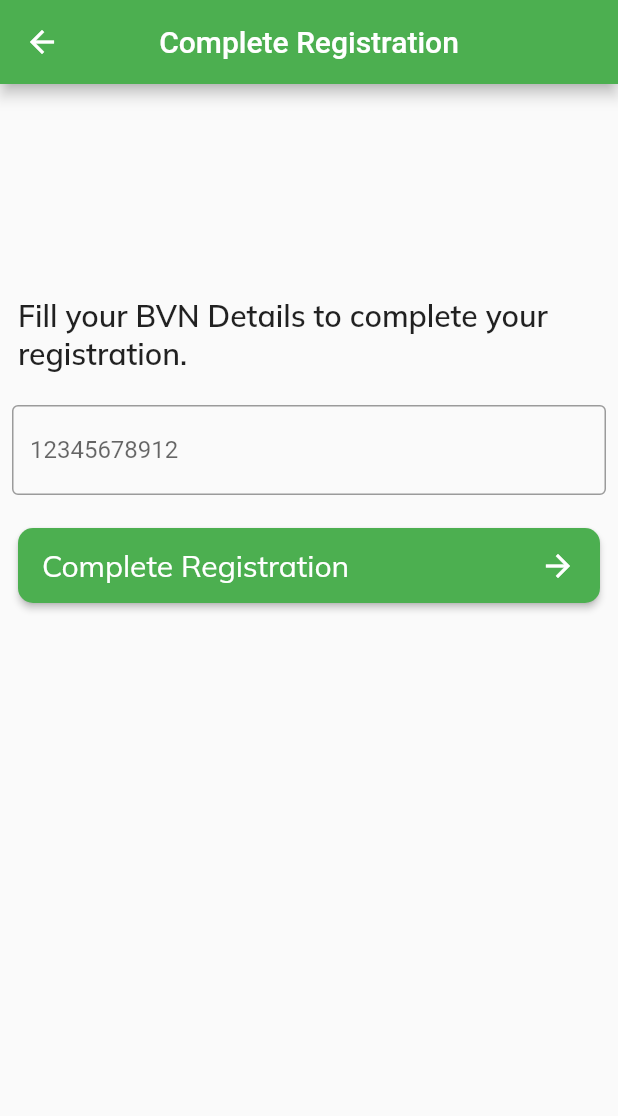
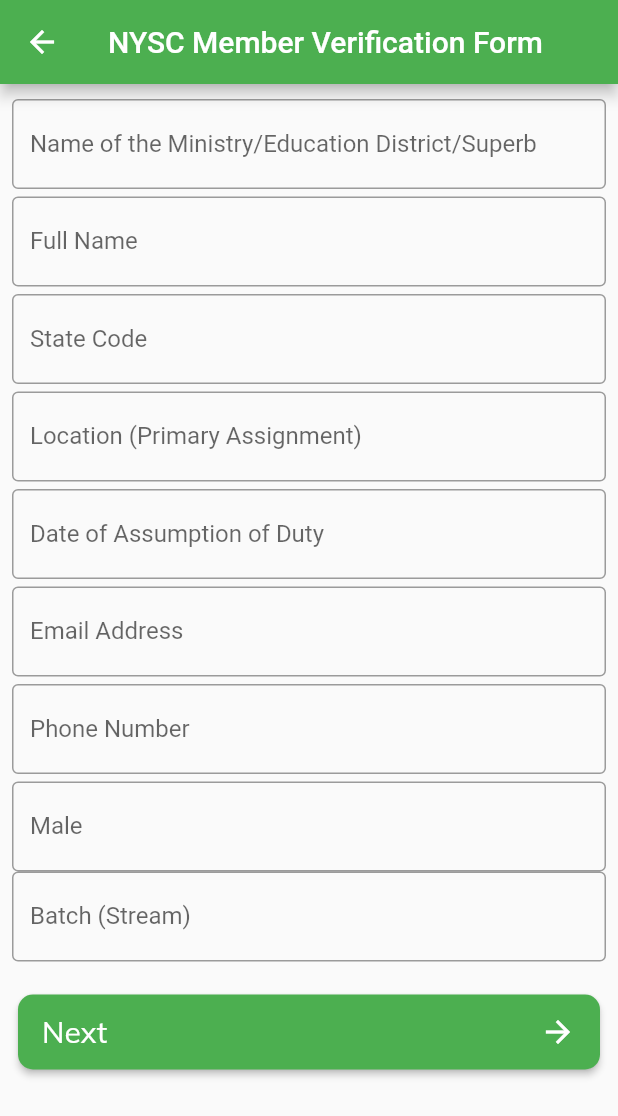
Before and after one commit to vikilinho/lsgnysc, a Flutter app: the RegistrationScreen screen opened directly, after a tap on "Proceed", on a phone screen of 412 x 824 dp. Shown: the top 1116 px of the screen. Run offline on Flutter 3.47's test engine with Material 2 defaults, Android fonts, the phone set to English and light mode, and no system bars; our stand-ins replace google_fonts.

Commit message:
kyc form

```diff
--- /dev/null
+++ b/lib/pages/other_screens.dart
@@ -0,0 +1,182 @@
+import 'package:flutter/material.dart';
+import 'package:google_fonts/google_fonts.dart';
+import 'package:lsgnysc/pages/kys_form.dart';
+import 'package:lsgnysc/pages/navigation_screen.dart';
+
+class OtherScreen extends StatefulWidget {
+  const OtherScreen({Key? key}) : super(key: key);
+
+  @override
+  _OtherScreenState createState() => _OtherScreenState();
+}
+
+class _OtherScreenState extends State<OtherScreen> {
+  @override
+  Widget build(BuildContext context) {
+    return Scaffold(
+      appBar: AppBar(
+        title: Text("NYSC Member Verification Form"),
+        centerTitle: true,
+      ),
+      body: SingleChildScrollView(
+        child: Column(
+          mainAxisAlignment: MainAxisAlignment.start,
+          children: [
+            SizedBox(
+              height: 10,
+            ),
+            Padding(
+              padding: const EdgeInsets.only(left: 8, right: 8),
+              child: TextFormField(
+                  decoration: InputDecoration(
+                border: OutlineInputBorder(),
+                hintText: "Ministry/Education District/Superb",
+                hintStyle: GoogleFonts.mulish(),
+                labelText: "Name of the Ministry/Education District/Superb",
+              )),
+            ),
+            SizedBox(
+              height: 5,
+            ),
+            Padding(
+              padding: const EdgeInsets.only(left: 8, right: 8),
+              child: TextFormField(
+                  decoration: InputDecoration(
+                border: OutlineInputBorder(),
+                hintText: "Full Name",
+                hintStyle: GoogleFonts.mulish(),
+                labelText: "Full Name",
+              )),
+            ),
+            SizedBox(
+              height: 5,
+            ),
+            Padding(
+              padding: const EdgeInsets.only(left: 8, right: 8),
+              child: TextFormField(
+                  decoration: InputDecoration(
+                border: OutlineInputBorder(),
+                hintText: "State Code",
+                hintStyle: GoogleFonts.mulish(),
+                labelText: "State Code",
+              )),
+            ),
+            SizedBox(
+              height: 5,
+            ),
+            Padding(
+              padding: const EdgeInsets.only(left: 8, right: 8),
+              child: TextFormField(
+                  decoration: InputDecoration(
+                border: OutlineInputBorder(),
+                hintText: "Location (Primary Assignment)",
+                hintStyle: GoogleFonts.mulish(),
+                labelText: "Location (Primary Assignment)",
+              )),
+            ),
+            SizedBox(
+              height: 5,
+            ),
+            Padding(
+              padding: const EdgeInsets.only(left: 8, right: 8),
+              child: TextFormField(
+                  decoration: InputDecoration(
+                border: OutlineInputBorder(),
+                hintText: "Date of Assumption of Duty",
+                hintStyle: GoogleFonts.mulish(),
+                labelText: "Date of Assumption of Duty",
+              )),
+            ),
+            SizedBox(
+              height: 5,
+            ),
+            Padding(
+              padding: const EdgeInsets.only(left: 8, right: 8),
+              child: TextFormField(
+                  decoration: InputDecoration(
+                border: OutlineInputBorder(),
+                hintText: "Email Address",
+                hintStyle: GoogleFonts.mulish(),
+                labelText: "Email Address",
+              )),
+            ),
+            SizedBox(
+              height: 5,
+            ),
+            Padding(
+              padding: const EdgeInsets.only(left: 8, right: 8),
+              child: TextFormField(
+                  decoration: InputDecoration(
+                border: OutlineInputBorder(),
+                hintText: "Phone Number",
+                hintStyle: GoogleFonts.mulish(),
+                labelText: "Phone Number",
+              )),
+            ),
+            SizedBox(
+              height: 5,
+            ),
+            Padding(
+              padding: const EdgeInsets.only(left: 8, right: 8),
+              child: TextFormField(
+                  decoration: InputDecoration(
+                border: OutlineInputBorder(),
+                hintText: "Gender",
+                hintStyle: GoogleFonts.mulish(),
+                labelText: "Male",
+              )),
+            ),
+            SizedBox(
+              width: 5,
+            ),
+            Padding(
+              padding: const EdgeInsets.only(left: 8, right: 8),
+              child: TextFormField(
+                  decoration: InputDecoration(
+                border: OutlineInputBorder(),
+                hintText: "A(1)",
+                hintStyle: GoogleFonts.mulish(),
+                labelText: "Batch (Stream)",
+              )),
+            ),
+            SizedBox(
+              height: 10,
+            ),
+            Padding(
+              padding: const EdgeInsets.all(12.0),
+              child: ButtonTheme(
+                minWidth: 300,
+                height: 50,
+                // ignore: deprecated_member_use
+                child: RaisedButton(
+                    color: Colors.green,
+                    shape: RoundedRectangleBorder(
+                      borderRadius: BorderRadius.circular(10),
+                    ),
+                    onPressed: () async {
+                      Navigator.push(
+                        context,
+                        MaterialPageRoute(builder: (context) => KYCScreen()),
+                      );
+                    },
+                    child: Row(
+                      mainAxisAlignment: MainAxisAlignment.spaceBetween,
+                      children: [
+                        Text(
+                          "Next",
+                          style: GoogleFonts.mulish(
+                              color: Colors.white,
+                              fontSize: 20,
+                              fontWeight: FontWeight.w400),
+                        ),
+                        Icon(Icons.arrow_forward, color: Colors.white),
+                      ],
+                    )),
+              ),
+            ),
+          ],
+        ),
+      ),
+    );
+  }
+}
--- a/lib/pages/registrationScreen.dart
+++ b/lib/pages/registrationScreen.dart
@@ -2,6 +2,7 @@ import 'package:lsgnysc/pages/bvn_screen.dart';
 import 'package:lsgnysc/pages/login_screen.dart';
 import 'package:flutter/material.dart';
 import 'package:google_fonts/google_fonts.dart';
+import 'package:lsgnysc/pages/other_screens.dart';
 
 class RegistrationScreen extends StatefulWidget {
   @override
@@ -153,7 +154,7 @@ class _RegistrationScreenState extends State<RegistrationScreen> {
                                 Navigator.push(
                                   context,
                                   MaterialPageRoute(
-                                      builder: (context) => BvnScreen()),
+                                      builder: (context) => OtherScreen()),
                                 );
                               },
                               child: Row(
```
Also changed, not shown: lib/pages/kys_form.dart (added, +213 -0 lines), images/flogo.png (added), lib/pages/polaris_form.dart (added).
